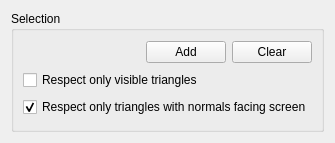
berndhahnebach/All_FreeCAD, file src/Mod/Mesh/Gui/Selection.ui: the form before one commit.
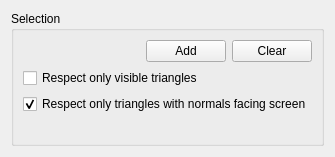
The form after the commit.

Commit message: + fix mesh smoothing panel

What changed in the file:
```diff
--- a/src/Mod/Mesh/Gui/Selection.ui
+++ b/src/Mod/Mesh/Gui/Selection.ui
@@ -20,21 +20,34 @@
       <string>Selection</string>
      </property>
      <layout class="QGridLayout" name="gridLayout">
-      <item row="0" column="2">
+      <item row="0" column="0">
+       <spacer name="horizontalSpacer">
+        <property name="orientation">
+         <enum>Qt::Horizontal</enum>
+        </property>
+        <property name="sizeHint" stdset="0">
+         <size>
+          <width>101</width>
+          <height>20</height>
+         </size>
+        </property>
+       </spacer>
+      </item>
+      <item row="0" column="1">
        <widget class="QPushButton" name="addSelection">
         <property name="text">
          <string>Add</string>
         </property>
        </widget>
       </item>
-      <item row="0" column="3">
+      <item row="0" column="2">
        <widget class="QPushButton" name="clearSelection">
         <property name="text">
          <string>Clear</string>
         </property>
        </widget>
       </item>
-      <item row="1" column="0" colspan="4">
+      <item row="1" column="0" colspan="2">
        <widget class="QCheckBox" name="visibleTriangles">
         <property name="text">
          <string>Respect only visible triangles</string>
@@ -44,7 +57,7 @@
         </property>
        </widget>
       </item>
-      <item row="2" column="0" colspan="4">
+      <item row="2" column="0" colspan="3">
        <widget class="QCheckBox" name="screenTriangles">
         <property name="text">
          <string>Respect only triangles with normals facing screen</string>
@@ -54,7 +67,7 @@
         </property>
        </widget>
       </item>
-      <item row="0" column="0" colspan="2">
+      <item row="3" column="0" colspan="3">
        <widget class="QLabel" name="label">
         <property name="text">
          <string/>
```
